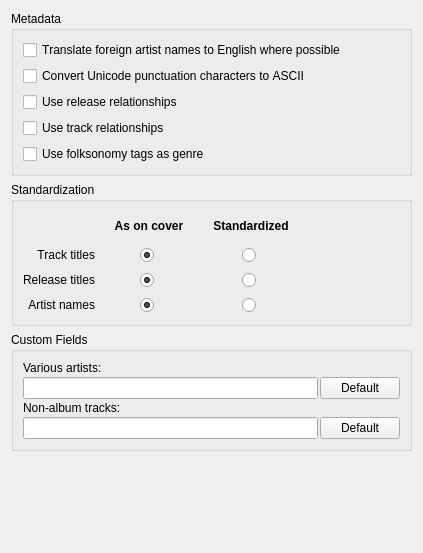
Above: ui/options_metadata.ui from metabrainz/picard before the change. Below: the same form after it.
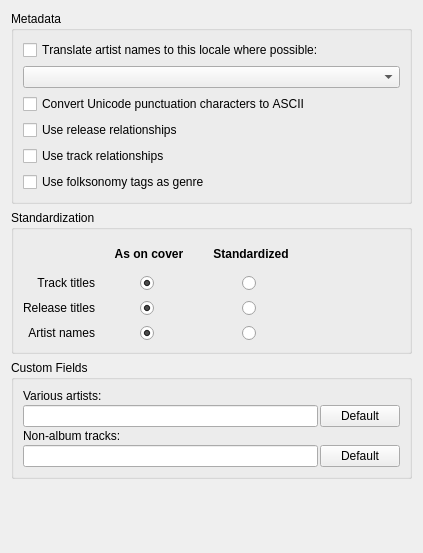
That is the form after the change.

Commit message: Allow translating artist names to a specific locale, assuming the artist has an alias for that locale. The latin sortname is still used as a fallback for English locales. Fixes PICARD-17.

What changed in the file:
```diff
--- a/ui/options_metadata.ui
+++ b/ui/options_metadata.ui
@@ -40,10 +40,13 @@
       <item>
        <widget class="QCheckBox" name="translate_artist_names">
         <property name="text">
-         <string>Translate foreign artist names to English where possible</string>
+         <string>Translate artist names to this locale where possible:</string>
         </property>
        </widget>
       </item>
+      <item>
+       <widget class="QComboBox" name="artist_locale"/>
+      </item>
       <item>
        <widget class="QCheckBox" name="convert_punctuation">
         <property name="text">
```
The commit also changes 8 other files.
